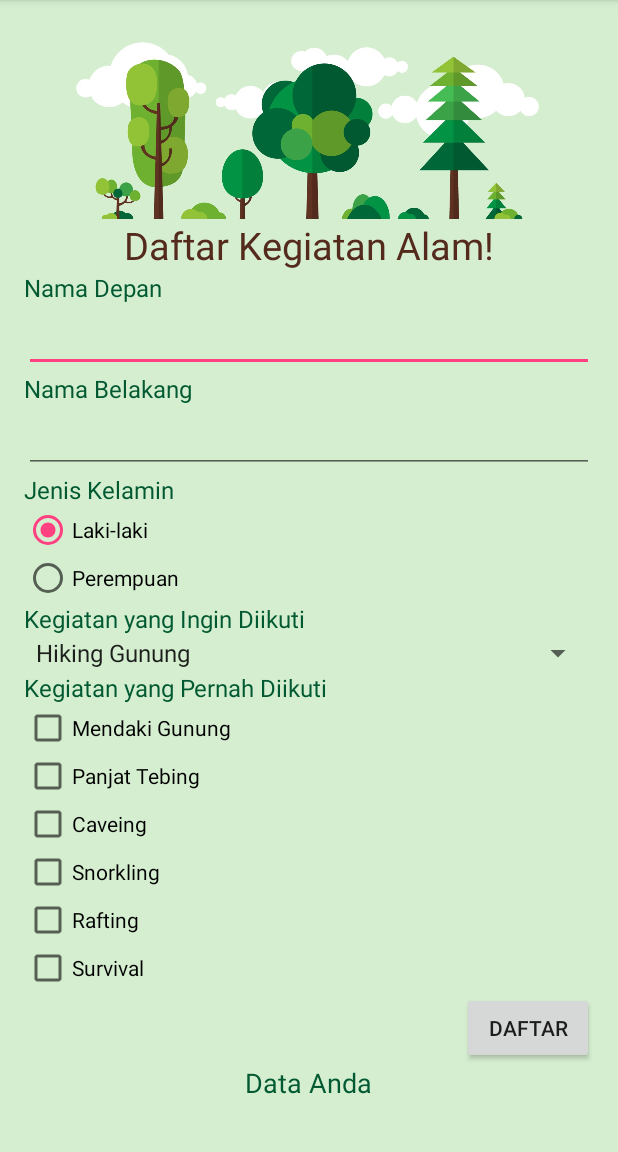
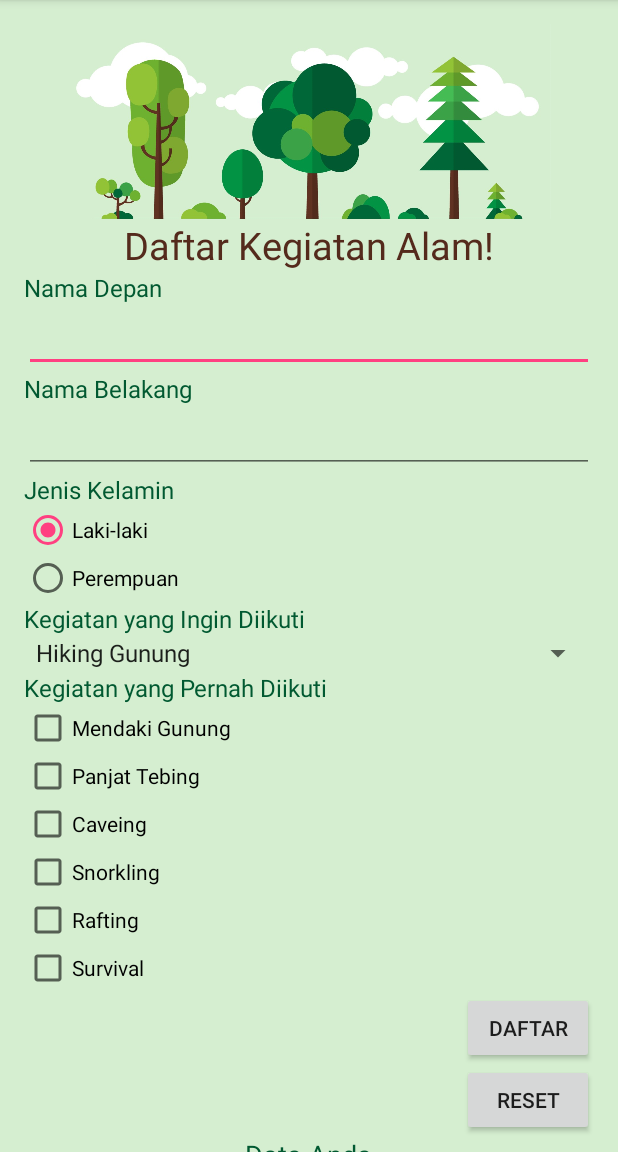
Before and after one commit to danangpk/NatureActivities, an Android app: the screen it shows after launch (MainActivity), on a phone screen of 412 x 824 dp, the part 84-1236 px from its top. Run offline under Robolectric (Android 15) with nearby library versions, the phone set to English and light mode, and no system bars.

Commit message:
- Penambahan Validasi pada editText - Penambahan "RESET" Button

```diff
--- a/app/src/main/java/id/sch/smktelkom_mlg/tugas01/xirpl5009/pendaftarankegiatanalam/MainActivity.java
+++ b/app/src/main/java/id/sch/smktelkom_mlg/tugas01/xirpl5009/pendaftarankegiatanalam/MainActivity.java
@@ -16,7 +16,7 @@
     RadioButton rbL, rbP;
     Spinner sK;
     CheckBox cbMG, cbPT, cbCV, cbSK, cbRF, cbSV;
-    Button bD;
+    Button bD, bR;
     TextView tvHasil;
 
     @Override
@@ -40,6 +40,7 @@
         cbSV = (CheckBox) findViewById(R.id.checkBoxSV);
 
         bD = (Button) findViewById(R.id.buttonD);
+        bR = (Button) findViewById(R.id.buttonR);
 
         tvHasil = (TextView) findViewById(R.id.textViewHasil);
 
@@ -73,6 +74,22 @@
                 tvHasil.setText("Nama Depan :\n" + nama + "\n\nNama Belakang : \n" + nama1 + "\n\nJenis Kelamim : \n" + hsl1 + "\n\n Kegiatan yang Pernah Anda Ikuti : \n" + wishact + "\n\n" + hsl2);
             }
         });
+
+        bR.setOnClickListener(new View.OnClickListener() {
+            @Override
+            public void onClick(View v) {
+                etND.setText("");
+                etNB.setText("");
+                cbMG.setChecked(false);
+                cbPT.setChecked(false);
+                cbCV.setChecked(false);
+                cbSK.setChecked(false);
+                cbRF.setChecked(false);
+                cbSV.setChecked(false);
+                sK.setSelection(0);
+                tvHasil.setText("");
+            }
+        });
     }
 
     private boolean isValid() {
--- a/app/src/main/res/layout/activity_main.xml
+++ b/app/src/main/res/layout/activity_main.xml
@@ -163,6 +163,13 @@
             android:layout_gravity="right"
             android:text="Daftar" />
 
+        <Button
+            android:id="@+id/buttonR"
+            android:layout_width="wrap_content"
+            android:layout_height="wrap_content"
+            android:layout_gravity="right"
+            android:text="RESET" />
+
         <TextView
             android:id="@+id/textView5"
             android:layout_width="wrap_content"
```
